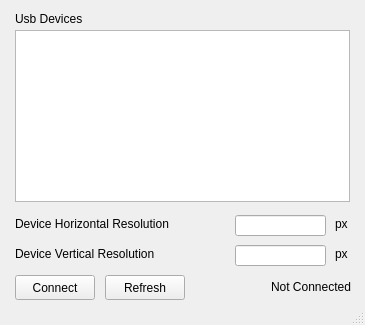
First picture: the form in virtual-pen-linux-host/mainwindow.ui, repository fukiame/virtualpen-touch-but-i-ruined-everything, before the edit.
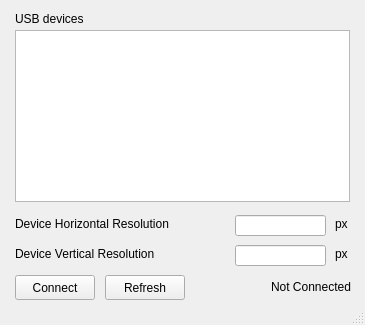
Second picture: the form after the edit. Icons and pictures are not drawn.

Commit message: host: mainwindow: "Usb Devices" -> "USB devices"

```diff
--- a/virtual-pen-linux-host/mainwindow.ui
+++ b/virtual-pen-linux-host/mainwindow.ui
@@ -40,7 +40,7 @@
      </rect>
     </property>
     <property name="text">
-     <string>Usb Devices</string>
+     <string>USB devices</string>
     </property>
    </widget>
    <widget class="QListWidget" name="usbDevicesListWidget">
```
